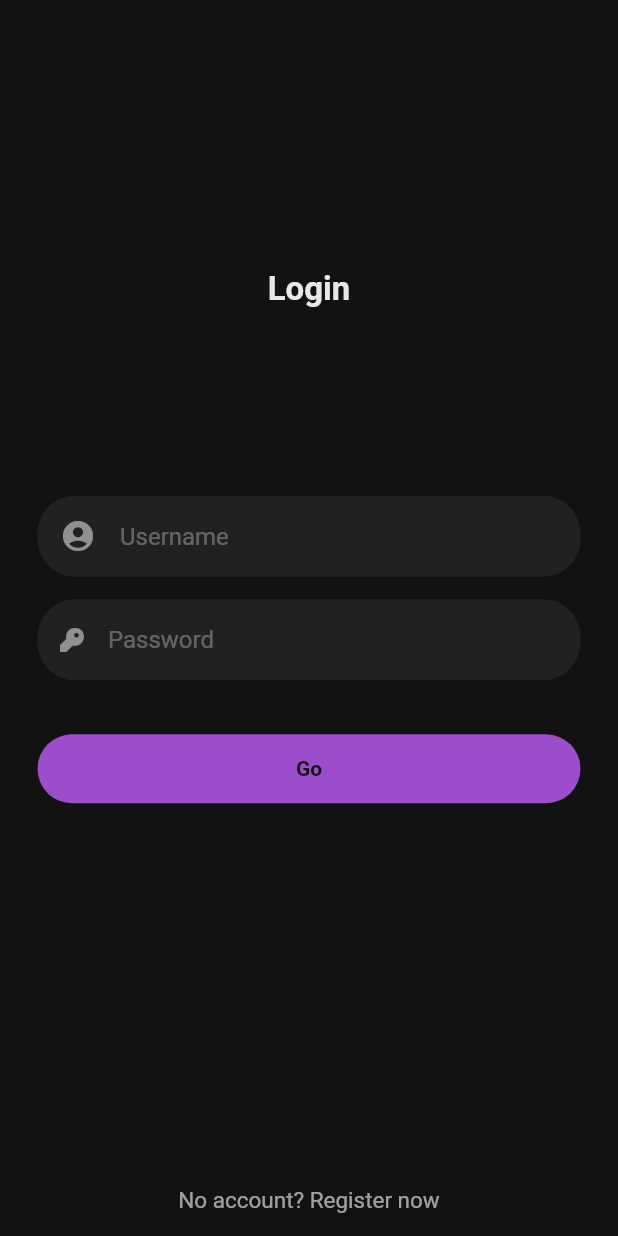
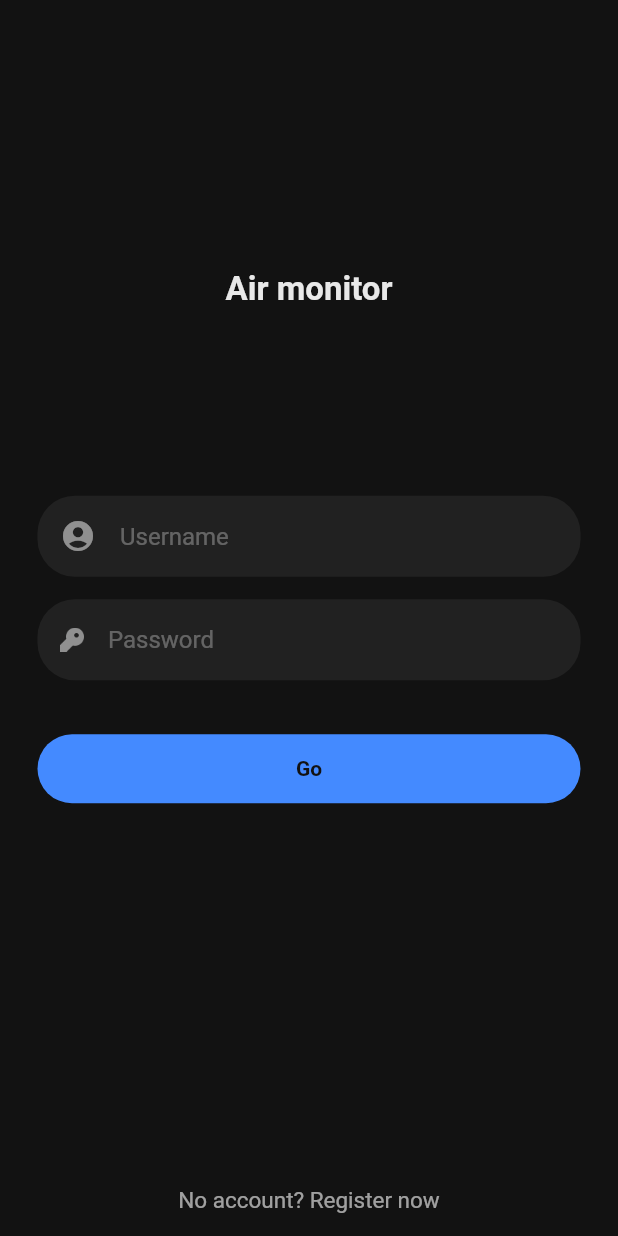
Before and after one commit to mduccc/o2-mobile, a Flutter app: the screen it shows after launch, on a phone screen of 412 x 824 dp. Run offline on Flutter 3.47's test engine with Material 2 defaults, Android fonts, the light colour scheme and no system bars; our stand-ins replace fl_chart, html_unescape, rxdart, socket_io_client, sqflite, toast; accounts and stored records are empty.

Commit message:
Modify LoginScreen, DeviceScreen

```diff
--- a/lib/ui/screen/DeviceScreen.dart
+++ b/lib/ui/screen/DeviceScreen.dart
@@ -103,7 +103,7 @@ class _DeviceState extends State<DeviceScreen> {
               fit: BoxFit.scaleDown,
               alignment: FractionalOffset.centerLeft,
               child: Text(
-                'Devices in ' + this._place_name,
+                'Control my devices',
                 style: TextStyle(
                     color: Colors.white,
                     fontSize: 16,
--- a/lib/ui/screen/LoginScreen.dart
+++ b/lib/ui/screen/LoginScreen.dart
@@ -69,7 +69,7 @@ class _LoginScreenState extends State<LoginScreen> {
                         child: Align(
                           alignment: FractionalOffset.bottomCenter,
                           child: Text(
-                            'Login',
+                            'Air monitor',
                             textAlign: TextAlign.center,
                             style: TextStyle(
                                 fontSize: 22,
@@ -197,7 +197,7 @@ class _LoginScreenState extends State<LoginScreen> {
                                                   fontWeight: FontWeight.bold),
                                             ),
                                           ),
-                                          color: Color(0xff9c4dcc),
+                                          color: Colors.blueAccent,
                                           textColor: ThemseColors.primaryColor,
                                           shape: RoundedRectangleBorder(
                                               borderRadius:
```
